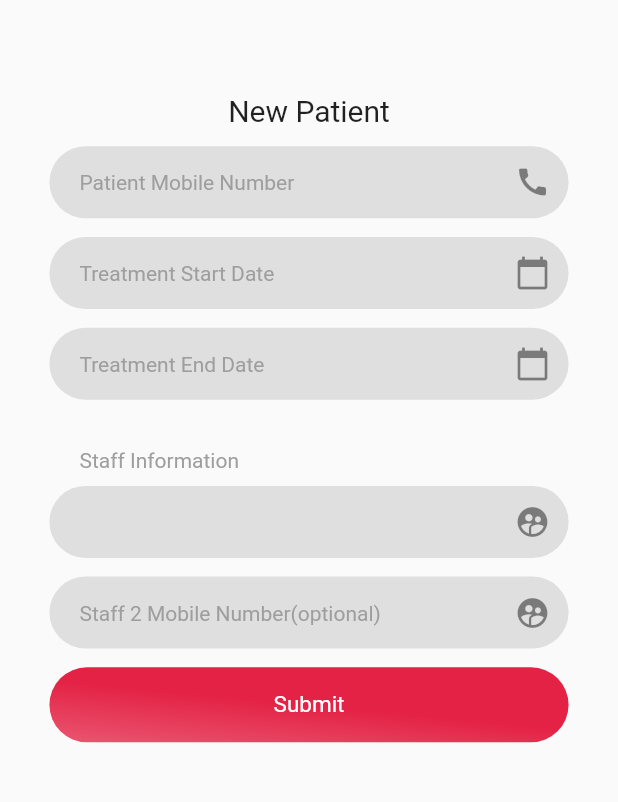
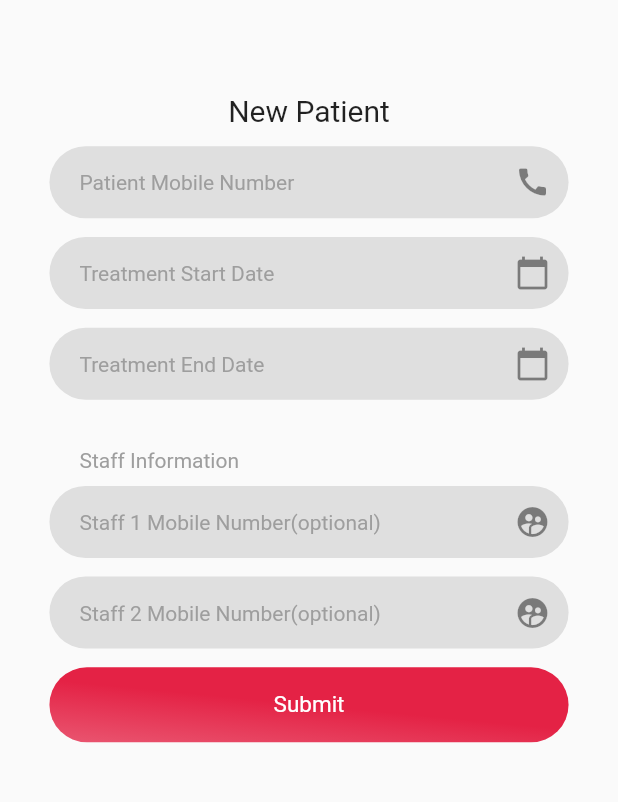
Before and after one commit to RishabhAgarwal-2001/Exercise_Tracker_Doctor, a Flutter app: the AddPatient screen opened directly, on a phone screen of 412 x 824 dp, the part 269-1071 px from its top. Run offline on Flutter 3.47's test engine with Material 2 defaults, Android fonts, the phone set to English and light mode, and no system bars; our stand-ins replace auto_size_text, badges, charts_flutter, firebase_auth, flutter_phoenix, font_awesome_flutter and 5 more; missing offline and left inert: filter_list, google_map_location_picker, menu_button; accounts and stored records are empty.

Commit message:
Update addPatient.dart

```diff
--- a/lib/screens/patient/addPatient.dart
+++ b/lib/screens/patient/addPatient.dart
@@ -265,6 +265,7 @@ class _AddPatient extends State<AddPatient> {
                                                   enabledBorder: outlineBorder,
                                                   focusedBorder: outlineBorder,
                                                   hintStyle: hintTextStyleSolid,
+                                                  hintText: "Staff 1 Mobile Number(optional)",
                                                 ),
                                                 maxLines: 1,
                                               ),
```
